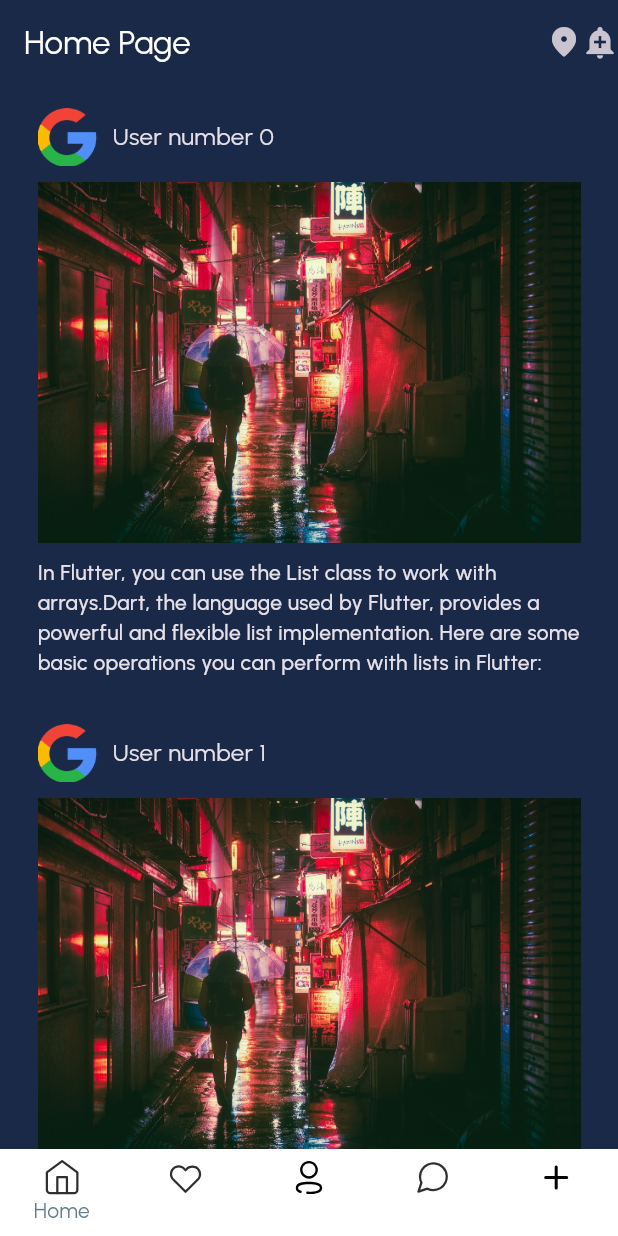
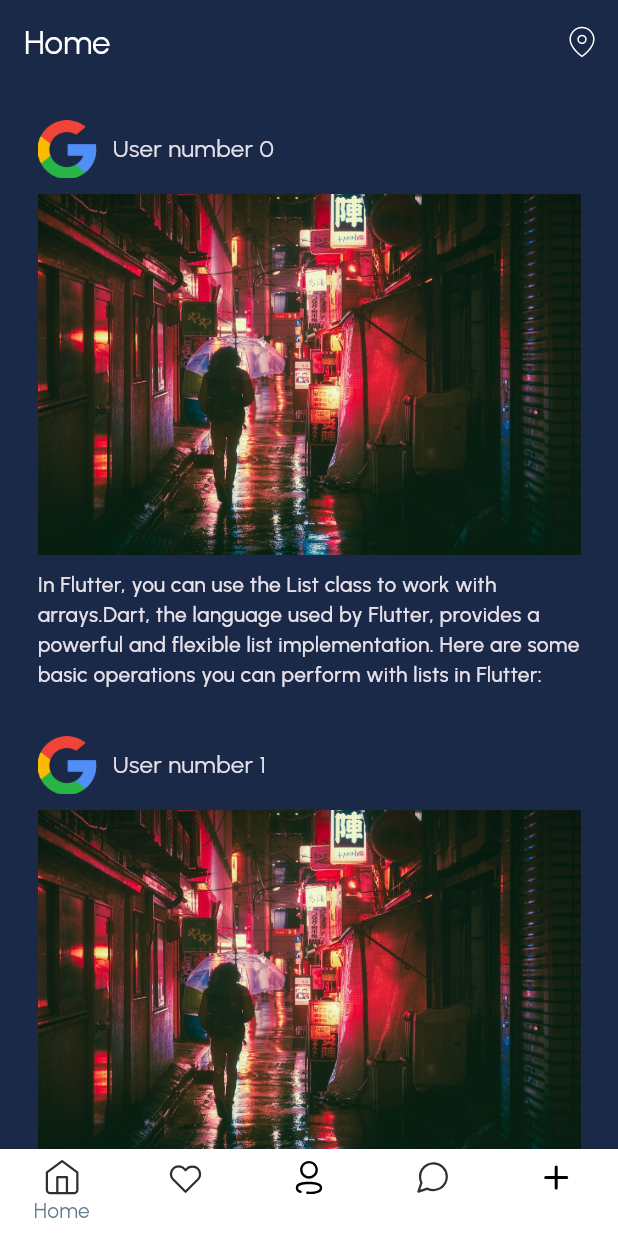
Before and after one commit to baharkeshavarz/flutter_first_app, a Flutter app: the screen it shows after launch, on a phone screen of 412 x 824 dp. Run offline on Flutter 3.47's test engine with Material 3 defaults, Android fonts, the phone set to English and light mode, and no system bars; our stand-ins replace flutter_svg.

Commit message:
ad toolbar for pages

```diff
--- a/lib/pages/home_page.dart
+++ b/lib/pages/home_page.dart
@@ -1,6 +1,7 @@
 import 'package:flutter/material.dart';
-import 'package:flutter_first_app/styles/app_colors.dart';
 import 'package:flutter_first_app/widgets/post_item.dart';
+import 'package:flutter_first_app/pages/toolbar_page.dart';
+import 'package:flutter_svg/svg.dart';
 
 // ignore: must_be_immutable
 class HomePage extends StatelessWidget {
@@ -11,19 +12,15 @@ class HomePage extends StatelessWidget {
   Widget build (BuildContext context) {
     mockUsersFromServers(); // it's not a good practice to add calculation in build method
     return Scaffold(
-      appBar: AppBar(
-         title: const Text("Home Page",
-                           style: TextStyle(color: AppColors.white,
-                        ),
+      appBar: Toolbar(
+                        title: "Home",
+                        actions:  [
+                            IconButton(
+                              onPressed: () {},
+                              icon:  SvgPicture.asset("assets/svg/ic_location.svg"),
+                             ),
+                        ],
                      ),
-         centerTitle: false,
-         backgroundColor: AppColors.background,
-         elevation: 0,
-         actions: const [
-            Icon(Icons.location_on_rounded),
-            Icon(Icons.add_alert),
-         ],
-      ),
       body: ListView.builder(
           itemCount: users.length,
           itemBuilder: (context, index) {
--- a/lib/pages/profile_page.dart
+++ b/lib/pages/profile_page.dart
@@ -1,4 +1,5 @@
 import 'package:flutter/material.dart';
+import 'package:flutter_first_app/pages/toolbar_page.dart';
 import 'package:flutter_first_app/styles/app_text.dart';
 
 class ProfilePage extends StatelessWidget {
@@ -7,6 +8,15 @@ const ProfilePage({ Key? key }) : super(key: key);
   @override
   Widget build(BuildContext context){
     return Scaffold(
+       appBar: Toolbar(
+          title: "Profile",
+          actions: [
+          IconButton(
+              onPressed: () {},
+              icon: const Icon(Icons.more_vert_outlined),
+            ),
+          ],
+       ),
        body: Column(
          children: [
            Image.asset("assets/temp/user1.png", width: 90, height: 90,),
--- /dev/null
+++ b/lib/pages/toolbar_page.dart
@@ -0,0 +1,26 @@
+import 'package:flutter/material.dart';
+import 'package:flutter_first_app/styles/app_colors.dart';
+
+class Toolbar extends StatelessWidget implements PreferredSizeWidget {
+  final String title;
+  final List<Widget>? actions;
+  const Toolbar({ Key? key, required this.title, this.actions}) : super(key: key);
+
+  @override
+  Widget build(BuildContext context){
+    return AppBar(
+                title: Text(title,
+                             style: const TextStyle(color: AppColors.white,
+                             ),
+                            ),
+                centerTitle: false,
+                backgroundColor: AppColors.background,
+                elevation: 0,
+                actions: actions,
+      );
+  }
+
+
+ @override
+ Size get preferredSize => const Size.fromHeight(64);
+}
```
